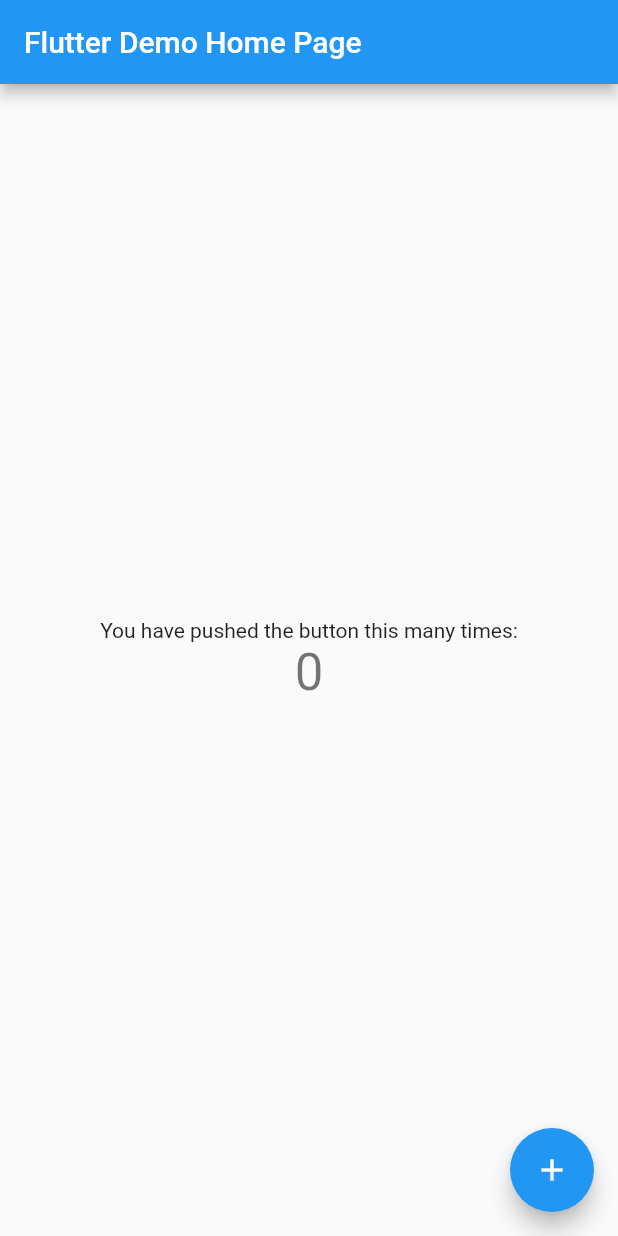
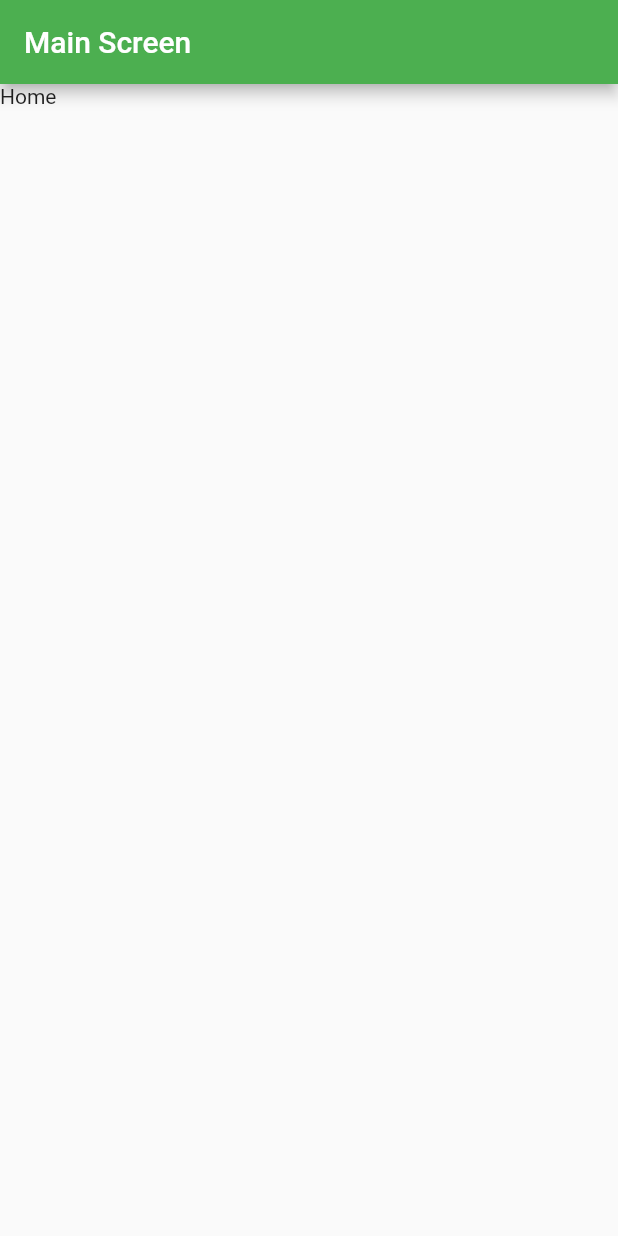
Before and after one commit to AndreiFlorea04/quote-generator, a Flutter app: the screen it shows after launch, on a phone screen of 412 x 824 dp. Run offline on Flutter 3.47's test engine with Material 2 defaults, Android fonts, the phone set to English and light mode, and no system bars.

````diff
--- /dev/null
+++ b/l10n.yaml
@@ -0,0 +1,5 @@
+arb-dir: lib/translations
+template-arb-file: quote_generator_en.arb
+output-localization-file: app_localizations.dart
+nullable-getter: false
+synthetic-package: false
--- /dev/null
+++ b/lib/app/app.dart
@@ -0,0 +1,21 @@
+import 'package:flutter/material.dart';
+import 'package:quote_generator/screens/screens.dart';
+import 'package:quote_generator/translations/translations.dart';
+
+class QuoteGeneratorApp extends StatelessWidget {
+  const QuoteGeneratorApp({super.key});
+
+  @override
+  Widget build(BuildContext context) {
+    return MaterialApp(
+      debugShowCheckedModeBanner: false,
+      title: 'Quote Generator APP',
+      theme: ThemeData(
+        primarySwatch: Colors.green,
+      ),
+      localizationsDelegates: AppLocalizations.localizationsDelegates,
+      supportedLocales: AppLocalizations.supportedLocales,
+      home: const MainScreen(),
+    );
+  }
+}
--- a/lib/main.dart
+++ b/lib/main.dart
@@ -1,115 +1,8 @@
 import 'package:flutter/material.dart';
+import 'app/app.dart';
 
 void main() {
-  runApp(const MyApp());
+  runApp(
+    const QuoteGeneratorApp(),
+  );
 }
-
-class MyApp extends StatelessWidget {
-  const MyApp({super.key});
-
-  // This widget is the root of your application.
-  @override
-  Widget build(BuildContext context) {
-    return MaterialApp(
-      title: 'Flutter Demo',
-      theme: ThemeData(
-        // This is the theme of your application.
-        //
-        // Try running your application with "flutter run". You'll see the
-        // application has a blue toolbar. Then, without quitting the app, try
-        // changing the primarySwatch below to Colors.green and then invoke
-        // "hot reload" (press "r" in the console where you ran "flutter run",
-        // or simply save your changes to "hot reload" in a Flutter IDE).
-        // Notice that the counter didn't reset back to zero; the application
-        // is not restarted.
-        primarySwatch: Colors.blue,
-      ),
-      home: const MyHomePage(title: 'Flutter Demo Home Page'),
-    );
-  }
-}
-
-class MyHomePage extends StatefulWidget {
-  const MyHomePage({super.key, required this.title});
-
-  // This widget is the home page of your application. It is stateful, meaning
-  // that it has a State object (defined below) that contains fields that affect
-  // how it looks.
-
-  // This class is the configuration for the state. It holds the values (in this
-  // case the title) provided by the parent (in this case the App widget) and
-  // used by the build method of the State. Fields in a Widget subclass are
-  // always marked "final".
-
-  final String title;
-
-  @override
-  State<MyHomePage> createState() => _MyHomePageState();
-}
-
-class _MyHomePageState extends State<MyHomePage> {
-  int _counter = 0;
-
-  void _incrementCounter() {
-    setState(() {
-      // This call to setState tells the Flutter framework that something has
-      // changed in this State, which causes it to rerun the build method below
-      // so that the display can reflect the updated values. If we changed
-      // _counter without calling setState(), then the build method would not be
-      // called again, and so nothing would appear to happen.
-      _counter++;
-    });
-  }
-
-  @override
-  Widget build(BuildContext context) {
-    // This method is rerun every time setState is called, for instance as done
-    // by the _incrementCounter method above.
-    //
-    // The Flutter framework has been optimized to make rerunning build methods
-    // fast, so that you can just rebuild anything that needs updating rather
-    // than having to individually change instances of widgets.
-    return Scaffold(
-      appBar: AppBar(
-        // Here we take the value from the MyHomePage object that was created by
-        // the App.build method, and use it to set our appbar title.
-        title: Text(widget.title),
-      ),
-      body: Center(
-        // Center is a layout widget. It takes a single child and positions it
-        // in the middle of the parent.
-        child: Column(
-          // Column is also a layout widget. It takes a list of children and
-          // arranges them vertically. By default, it sizes itself to fit its
-          // children horizontally, and tries to be as tall as its parent.
-          //
-          // Invoke "debug painting" (press "p" in the console, choose the
-          // "Toggle Debug Paint" action from the Flutter Inspector in Android
-          // Studio, or the "Toggle Debug Paint" command in Visual Studio Code)
-          // to see the wireframe for each widget.
-          //
-          // Column has various properties to control how it sizes itself and
-          // how it positions its children. Here we use mainAxisAlignment to
-          // center the children vertically; the main axis here is the vertical
-          // axis because Columns are vertical (the cross axis would be
-          // horizontal).
-          mainAxisAlignment: MainAxisAlignment.center,
-          children: <Widget>[
-            const Text(
-              'You have pushed the button this many times:',
-            ),
-            Text(
-              '$_counter',
-              style: Theme.of(context).textTheme.headlineMedium,
-            ),
-          ],
-        ),
-      ),
-      floatingActionButton: FloatingActionButton(
-        onPressed: _incrementCounter,
-        tooltip: 'Increment',
-        child: const Icon(Icons.add),
-      ), // This trailing comma makes auto-formatting nicer for build methods.
-    );
-  }
-}
--- /dev/null
+++ b/lib/screens/main_screen.dart
@@ -0,0 +1,20 @@
+import 'package:flutter/material.dart';
+import 'package:quote_generator/translations/l10n.dart';
+
+class MainScreen extends StatelessWidget {
+  const MainScreen({super.key});
+
+  @override
+  Widget build(BuildContext context) {
+    return Scaffold(
+      appBar: AppBar(
+        title: const Text('Main Screen'),
+      ),
+      body: Column(
+        children: [
+          Text(context.l10n.nav_bar_home),
+        ],
+      ),
+    );
+  }
+}
--- /dev/null
+++ b/lib/screens/screens.dart
@@ -0,0 +1 @@
+export 'main_screen.dart';
--- /dev/null
+++ b/lib/translations/app_localizations.dart
@@ -0,0 +1,151 @@
+import 'dart:async';
+
+import 'package:flutter/foundation.dart';
+import 'package:flutter/widgets.dart';
+import 'package:flutter_localizations/flutter_localizations.dart';
+import 'package:intl/intl.dart' as intl;
+
+import 'app_localizations_en.dart';
+import 'app_localizations_pt.dart';
+
+/// Callers can lookup localized strings with an instance of AppLocalizations
+/// returned by `AppLocalizations.of(context)`.
+///
+/// Applications need to include `AppLocalizations.delegate()` in their app's
+/// `localizationDelegates` list, and the locales they support in the app's
+/// `supportedLocales` list. For example:
+///
+/// ```dart
+/// import 'translations/app_localizations.dart';
+///
+/// return MaterialApp(
+///   localizationsDelegates: AppLocalizations.localizationsDelegates,
+///   supportedLocales: AppLocalizations.supportedLocales,
+///   home: MyApplicationHome(),
+/// );
+/// ```
+///
+/// ## Update pubspec.yaml
+///
+/// Please make sure to update your pubspec.yaml to include the following
+/// packages:
+///
+/// ```yaml
+/// dependencies:
+///   # Internationalization support.
+///   flutter_localizations:
+///     sdk: flutter
+///   intl: any # Use the pinned version from flutter_localizations
+///
+///   # Rest of dependencies
+/// ```
+///
+/// ## iOS Applications
+///
+/// iOS applications define key application metadata, including supported
+/// locales, in an Info.plist file that is built into the application bundle.
+/// To configure the locales supported by your app, you’ll need to edit this
+/// file.
+///
+/// First, open your project’s ios/Runner.xcworkspace Xcode workspace file.
+/// Then, in the Project Navigator, open the Info.plist file under the Runner
+/// project’s Runner folder.
+///
+/// Next, select the Information Property List item, select Add Item from the
+/// Editor menu, then select Localizations from the pop-up menu.
+///
+/// Select and expand the newly-created Localizations item then, for each
+/// locale your application supports, add a new item and select the locale
+/// you wish to add from the pop-up menu in the Value field. This list should
+/// be consistent with the languages listed in the AppLocalizations.supportedLocales
+/// property.
+abstract class AppLocalizations {
+  AppLocalizations(String locale) : localeName = intl.Intl.canonicalizedLocale(locale.toString());
+
+  final String localeName;
+
+  static AppLocalizations of(BuildContext context) {
+    return Localizations.of<AppLocalizations>(context, AppLocalizations)!;
+  }
+
+  static const LocalizationsDelegate<AppLocalizations> delegate = _AppLocalizationsDelegate();
+
+  /// A list of this localizations delegate along with the default localizations
+  /// delegates.
+  ///
+  /// Returns a list of localizations delegates containing this delegate along with
+  /// GlobalMaterialLocalizations.delegate, GlobalCupertinoLocalizations.delegate,
+  /// and GlobalWidgetsLocalizations.delegate.
+  ///
+  /// Additional delegates can be added by appending to this list in
+  /// MaterialApp. This list does not have to be used at all if a custom list
+  /// of delegates is preferred or required.
+  static const List<LocalizationsDelegate<dynamic>> localizationsDelegates = <LocalizationsDelegate<dynamic>>[
+    delegate,
+    GlobalMaterialLocalizations.delegate,
+    GlobalCupertinoLocalizations.delegate,
+    GlobalWidgetsLocalizations.delegate,
+  ];
+
+  /// A list of this localizations delegate's supported locales.
+  static const List<Locale> supportedLocales = <Locale>[
+    Locale('en'),
+    Locale('pt')
+  ];
+
+  /// No description provided for @app_title.
+  ///
+  /// In en, this message translates to:
+  /// **'Quote Generator'**
+  String get app_title;
+
+  /// No description provided for @nav_bar_home.
+  ///
+  /// In en, this message translates to:
+  /// **'Home'**
+  String get nav_bar_home;
+
+  /// No description provided for @nav_bar_create_quote.
+  ///
+  /// In en, this message translates to:
+  /// **'Create Quote'**
+  String get nav_bar_create_quote;
+
+  /// No description provided for @nav_bar_search.
+  ///
+  /// In en, this message translates to:
+  /// **'Search'**
+  String get nav_bar_search;
+}
+
+class _AppLocalizationsDelegate extends LocalizationsDelegate<AppLocalizations> {
+  const _AppLocalizationsDelegate();
+
+  @override
+  Future<AppLocalizations> load(Locale locale) {
+    return SynchronousFuture<AppLocalizations>(lookupAppLocalizations(locale));
+  }
+
+  @override
+  bool isSupported(Locale locale) => <String>['en', 'pt'].contains(locale.languageCode);
+
+  @override
+  bool shouldReload(_AppLocalizationsDelegate old) => false;
+}
+
+AppLocalizations lookupAppLocalizations(Locale locale) {
+
+
+  // Lookup logic when only language code is specified.
+  switch (locale.languageCode) {
+    case 'en': return AppLocalizationsEn();
+    case 'pt': return AppLocalizationsPt();
+  }
+
+  throw FlutterError(
+    'AppLocalizations.delegate failed to load unsupported locale "$locale". This is likely '
+    'an issue with the localizations generation tool. Please file an issue '
+    'on GitHub with a reproducible sample app and the gen-l10n configuration '
+    'that was used.'
+  );
+}
--- /dev/null
+++ b/lib/translations/l10n.dart
@@ -0,0 +1,6 @@
+import 'package:flutter/material.dart';
+import 'package:quote_generator/translations/app_localizations.dart';
+
+extension QuoteGeneratorLocalizations on BuildContext {
+  AppLocalizations get l10n => AppLocalizations.of(this);
+}
--- /dev/null
+++ b/lib/translations/translations.dart
@@ -0,0 +1,2 @@
+export 'l10n.dart';
+export 'app_localizations.dart';
--- a/pubspec.yaml
+++ b/pubspec.yaml
@@ -29,7 +29,7 @@ dev_dependencies:
   flutter_lints: ^2.0.0
 
 flutter:
-
+  generate: true
   uses-material-design: true
 
   # To add assets to your application, add an assets section, like this:
````
Also changed, not shown: lib/translations/app_localizations_en.dart (added, +18 -0 lines), lib/translations/app_localizations_pt.dart (added, +18 -0 lines), lib/translations/quote_generator_en.arb (added, +8 -0 lines), lib/translations/quote_generator_pt.arb (added, +8 -0 lines), 4 other files.
